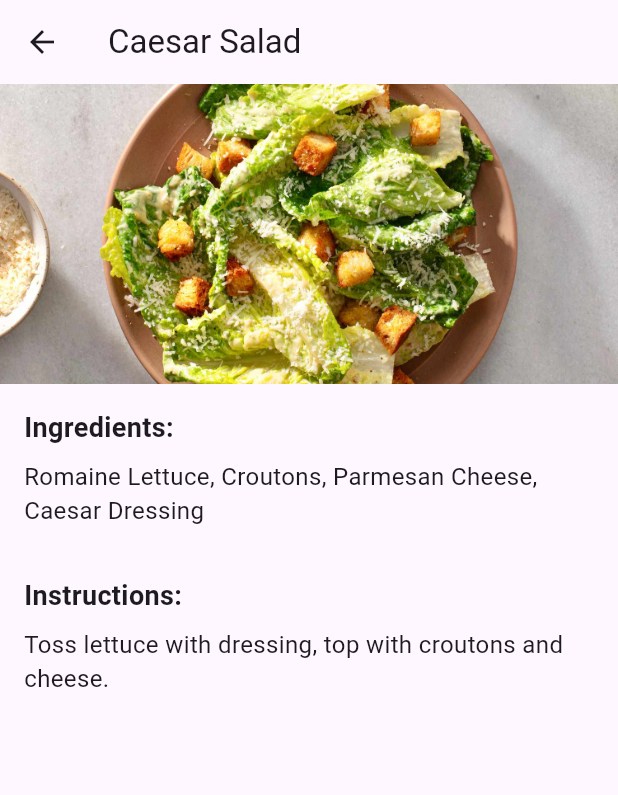
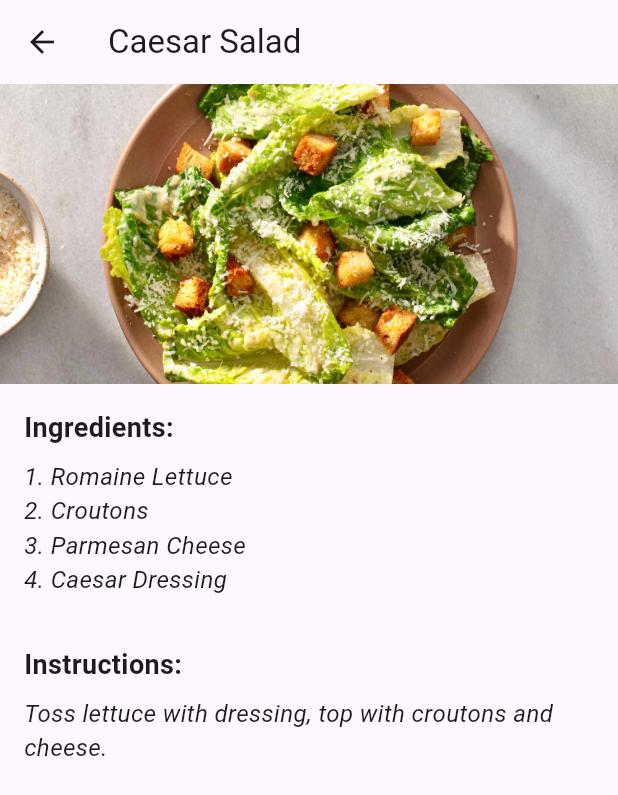
Before and after one commit to PaulJkr/World-of-Culinary, a Flutter app: the SaladsScreen screen opened directly, after a tap on "Caesar Salad", on a phone screen of 412 x 824 dp. Shown: the top 795 px of the screen. Run offline on Flutter 3.47's test engine with Material 3 defaults, Android fonts, the light colour scheme and no system bars; our stand-ins replace curved_navigation_bar, get.

Commit message:
salads config

```diff
--- a/lib/views/salads.dart
+++ b/lib/views/salads.dart
@@ -5,7 +5,7 @@ void main() {
 }
 
 class MyRecipeApp extends StatelessWidget {
-  const MyRecipeApp({super.key});
+  const MyRecipeApp({Key? key});
 
   @override
   Widget build(BuildContext context) {
@@ -25,7 +25,7 @@ class SaladsScreen extends StatelessWidget {
       'title': 'Caesar Salad',
       'image': 'assets/images/caesar.jpg',
       'ingredients':
-          'Romaine Lettuce, Croutons, Parmesan Cheese, Caesar Dressing',
+          '1. Romaine Lettuce, 2. Croutons, 3. Parmesan Cheese, 4. Caesar Dressing',
       'instructions':
           'Toss lettuce with dressing, top with croutons and cheese.',
     },
@@ -33,14 +33,14 @@ class SaladsScreen extends StatelessWidget {
       'title': 'Greek Salad',
       'image': 'assets/images/Greek.jpg',
       'ingredients':
-          'Cucumbers, Tomatoes, Red Onion, Feta Cheese, Olives, Olive Oil, Lemon Juice',
+          '1. Cucumbers, 2. Tomatoes, 3. Red Onion, 4. Feta Cheese, 5. Olives, 6. Olive Oil, 7. Lemon Juice',
       'instructions':
           'Chop vegetables, mix with cheese and olives, dress with oil and lemon juice.',
     },
     // Add more salad recipes
   ];
 
-  SaladsScreen({super.key});
+  SaladsScreen({Key? key});
 
   @override
   Widget build(BuildContext context) {
@@ -70,7 +70,7 @@ class SaladsCard extends StatelessWidget {
   final String instructions;
 
   const SaladsCard(
-      {super.key,
+      {Key? key,
       required this.title,
       required this.image,
       required this.ingredients,
@@ -126,7 +126,7 @@ class RecipePage extends StatelessWidget {
   final String instructions;
 
   const RecipePage(
-      {super.key,
+      {Key? key,
       required this.title,
       required this.image,
       required this.ingredients,
@@ -134,6 +134,9 @@ class RecipePage extends StatelessWidget {
 
   @override
   Widget build(BuildContext context) {
+    List<String> ingredientList = ingredients.split(', ');
+    List<String> instructionList = instructions.split('\n');
+
     return Scaffold(
       appBar: AppBar(
         title: Text(title),
@@ -147,14 +150,14 @@ class RecipePage extends StatelessWidget {
             height: 200.0,
             fit: BoxFit.cover,
           ),
-          _buildSection('Ingredients:', ingredients),
-          _buildSection('Instructions:', instructions),
+          _buildSection('Ingredients:', ingredientList),
+          _buildSection('Instructions:', instructionList),
         ],
       ),
     );
   }
 
-  Widget _buildSection(String title, String content) {
+  Widget _buildSection(String title, List<String> contentList) {
     return Padding(
       padding: const EdgeInsets.all(16.0),
       child: Column(
@@ -168,9 +171,17 @@ class RecipePage extends StatelessWidget {
             ),
           ),
           const SizedBox(height: 8.0),
-          Text(
-            content,
-            style: const TextStyle(fontSize: 16.0),
+          Column(
+            crossAxisAlignment: CrossAxisAlignment.start,
+            children: contentList.map((content) {
+              return Text(
+                content.trim(),
+                style: const TextStyle(
+                  fontSize: 16.0,
+                  fontStyle: FontStyle.italic,
+                ),
+              );
+            }).toList(),
           ),
         ],
       ),
```
